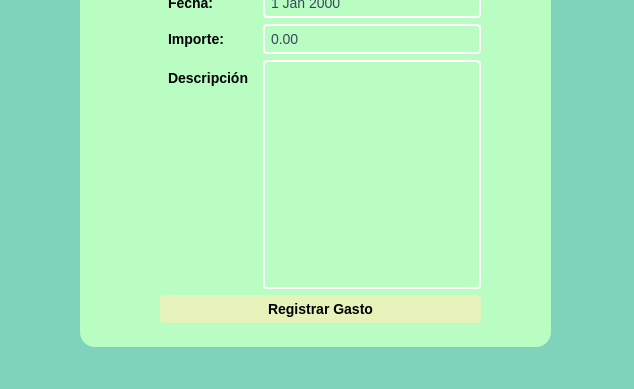
Above: formulario_gastos.ui from julinavas14/trabajo_programacion_sql before the change; both pictures show x 0 to 634 and y 194 to 583 of the 634 by 583 pixel window. Below: the same form after it.
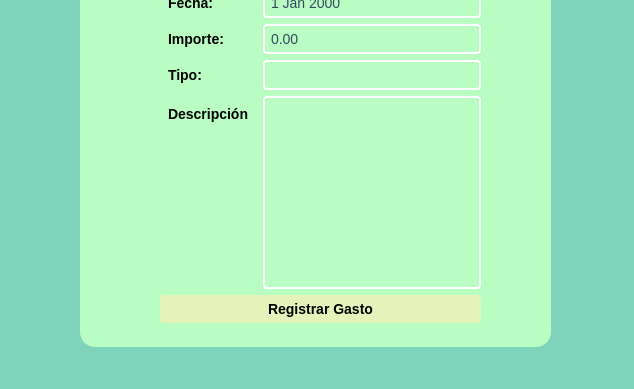
That is the form after the change.

Commit message: ventana recursos, añadir y eliminar recursos hecho

Diff of the .ui file:
```diff
--- a/formulario_gastos.ui
+++ b/formulario_gastos.ui
@@ -128,7 +128,7 @@
        </property>
       </widget>
      </item>
-     <item row="5" column="0">
+     <item row="6" column="0">
       <widget class="QLabel" name="provinciaLabel">
        <property name="styleSheet">
         <string notr="true">font-weight: bold;</string>
@@ -138,18 +138,35 @@
        </property>
       </widget>
      </item>
-     <item row="6" column="0" colspan="2">
-      <widget class="QPushButton" name="addenviar">
+     <item row="6" column="1">
+      <widget class="QTextEdit" name="adddesc"/>
+     </item>
+     <item row="4" column="1">
+      <widget class="QDoubleSpinBox" name="addimport">
+       <property name="maximum">
+        <double>20000.990000000001601</double>
+       </property>
+      </widget>
+     </item>
+     <item row="7" column="0" colspan="2">
+      <widget class="QPushButton" name="addenviargastos">
        <property name="text">
         <string>Registrar Gasto</string>
        </property>
       </widget>
      </item>
+     <item row="5" column="0">
+      <widget class="QLabel" name="lt">
+       <property name="styleSheet">
+        <string notr="true">font-weight: bold;</string>
+       </property>
+       <property name="text">
+        <string>Tipo:</string>
+       </property>
+      </widget>
+     </item>
      <item row="5" column="1">
-      <widget class="QTextEdit" name="textEdit"/>
-     </item>
-     <item row="4" column="1">
-      <widget class="QDoubleSpinBox" name="doubleSpinBox"/>
+      <widget class="QLineEdit" name="addtipo"/>
      </item>
     </layout>
    </widget>
```
Left out of the diff: 6 changed lines with no effect on the pictures. The commit also changes 2 other files.
